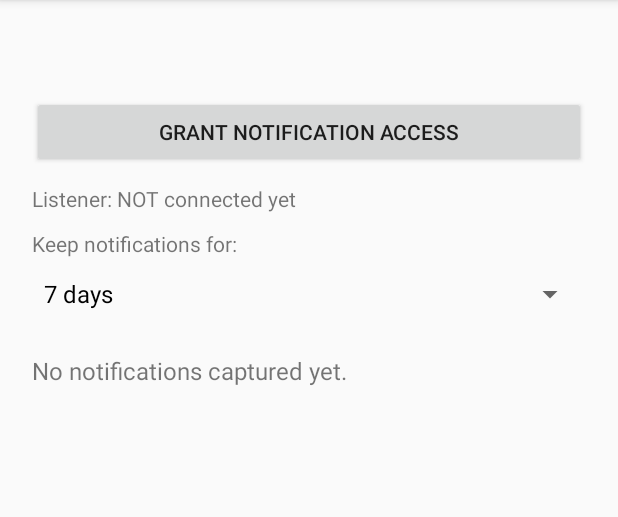
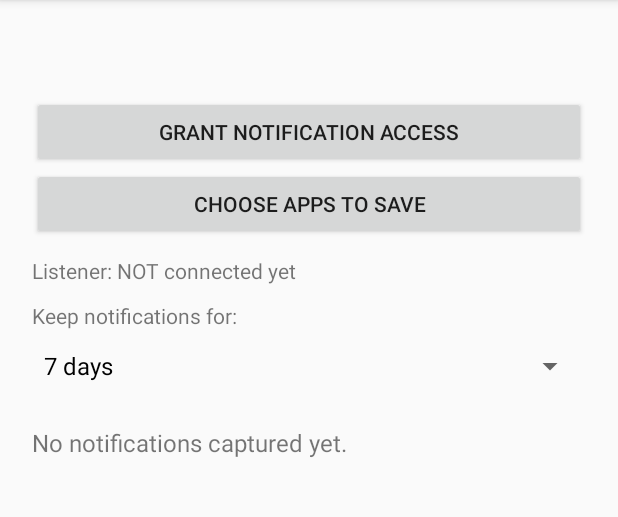
Before and after one commit to Preyds/notification-saver, an Android app: the screen it shows after launch (MainActivity), on a phone screen of 412 x 824 dp, the part 84-601 px from its top. Run offline under Robolectric (Android 15) with nearby library versions, the phone set to English and light mode, and no system bars.

Commit message:
Add buttons for notification access and app selection

```diff
--- a/app/src/main/java/com/example/notificationsaver/MainActivity.kt
+++ b/app/src/main/java/com/example/notificationsaver/MainActivity.kt
@@ -29,10 +29,16 @@ class MainActivity : Activity() {
             orientation = LinearLayout.VERTICAL
             setPadding(32, 96, 32, 32)
         }
-        val button = Button(this).apply {
+        val accessBtn = Button(this).apply {
             text = "Grant notification access"
             setOnClickListener {
                 startActivity(Intent(Settings.ACTION_NOTIFICATION_LISTENER_SETTINGS))
+            }
+        }
+        val appsBtn = Button(this).apply {
+            text = "Choose apps to save"
+            setOnClickListener {
+                startActivity(Intent(this@MainActivity, AppPickerActivity::class.java))
             }
         }
         status = TextView(this).apply {
@@ -67,7 +73,8 @@ class MainActivity : Activity() {
         }
         val scroll = ScrollView(this).apply { addView(listText) }
 
-        root.addView(button)
+        root.addView(accessBtn)
+        root.addView(appsBtn)
         root.addView(status)
         root.addView(label)
         root.addView(spinner)
@@ -86,6 +93,14 @@ class MainActivity : Activity() {
         refresh()
     }
 
+    private fun appName(pkg: String): String = try {
+        packageManager.getApplicationLabel(
+            packageManager.getApplicationInfo(pkg, 0)
+        ).toString()
+    } catch (e: Exception) {
+        pkg
+    }
+
     private fun refresh() {
         Retention.cleanup(this)
         val fmt = SimpleDateFormat("dd MMM HH:mm:ss", Locale.getDefault())
@@ -98,7 +113,7 @@ class MainActivity : Activity() {
             "No notifications captured yet."
         } else {
             items.joinToString("\n\n") {
-                "${fmt.format(Date(it.time))} · ${it.app}\n${it.title}\n${it.text}"
+                "${fmt.format(Date(it.time))} · ${appName(it.app)}\n${it.title}\n${it.text}"
             }
         }
     }
```
